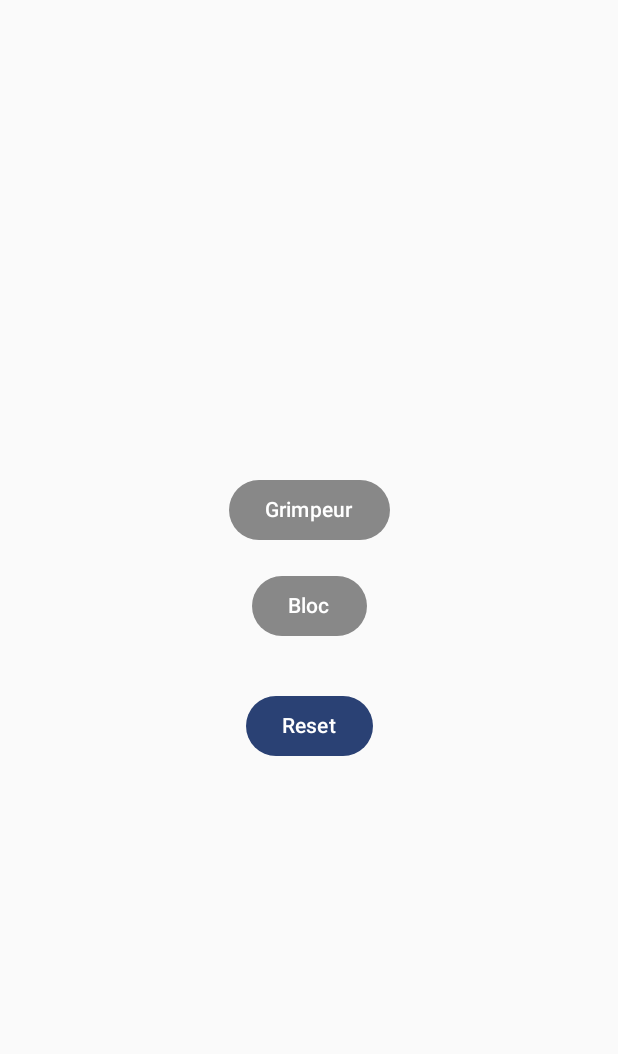
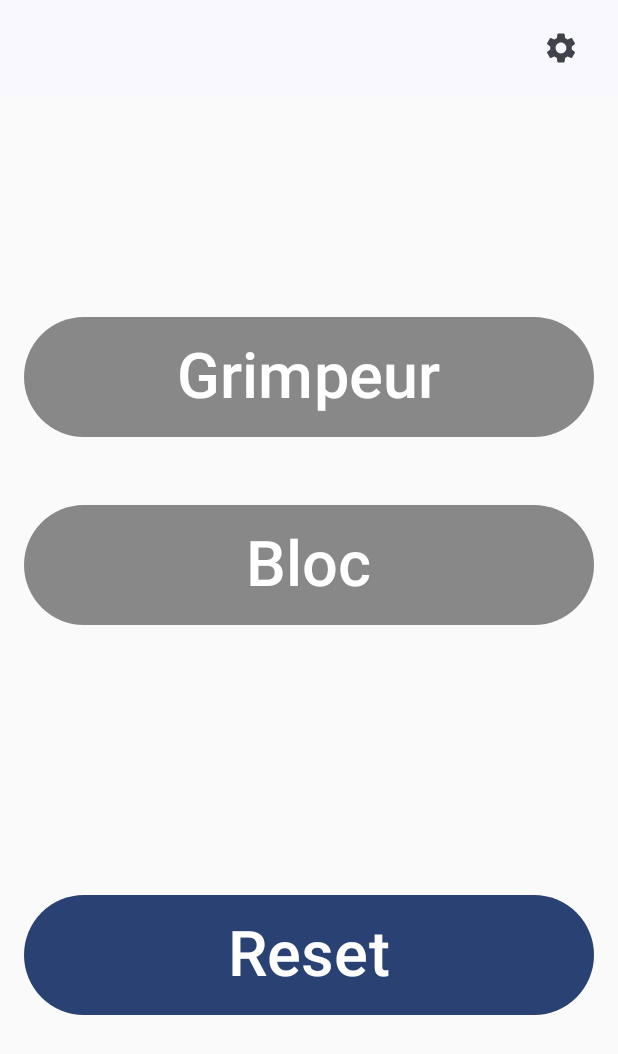
Before and after one commit to computingify/ClimbContest, an Android app built with Jetpack Compose: the screen it shows after launch (MainActivity), on a phone screen of 412 x 824 dp. Shown: the top 1054 px of the screen. Run offline under Robolectric (Android 15) with nearby library versions, the phone set to English and light mode, and no system bars; libraries missing offline, so code that uses them is left out: com.google.mlkit.vision; 2 statements that could not run were skipped.

Commit message:
Show the real climber name Increase button and text size Translate all the text in French Lock button on scan success

```diff
--- a/app/src/main/java/com/adn/dev/climbcontest/MainActivity.kt
+++ b/app/src/main/java/com/adn/dev/climbcontest/MainActivity.kt
@@ -1,5 +1,6 @@
 package com.adn.dev.climbcontest
 
+import SettingsScreen
 import android.os.Bundle
 import android.widget.Toast
 import androidx.activity.ComponentActivity
@@ -10,17 +11,29 @@ import androidx.compose.foundation.layout.Arrangement
 import androidx.compose.foundation.layout.Column
 import androidx.compose.foundation.layout.Spacer
 import androidx.compose.foundation.layout.fillMaxSize
+import androidx.compose.foundation.layout.fillMaxWidth
 import androidx.compose.foundation.layout.height
 import androidx.compose.foundation.layout.padding
+import androidx.compose.material.icons.Icons
+import androidx.compose.material.icons.filled.Settings
 import androidx.compose.material3.Button
+import androidx.compose.material3.ExperimentalMaterial3Api
+import androidx.compose.material3.Icon
+import androidx.compose.material3.IconButton
 import androidx.compose.material3.Text
+import androidx.compose.material3.TopAppBar
 import androidx.compose.runtime.Composable
 import androidx.compose.runtime.collectAsState
 import androidx.compose.runtime.getValue
+import androidx.compose.runtime.mutableStateOf
+import androidx.compose.runtime.remember
+import androidx.compose.runtime.setValue
 import androidx.compose.ui.Alignment
 import androidx.compose.ui.Modifier
 import androidx.compose.ui.graphics.Color
+import androidx.compose.ui.res.stringResource
 import androidx.compose.ui.unit.dp
+import androidx.compose.ui.unit.sp
 import com.adn.dev.climbcontest.ui.theme.ClimbContestTheme
 import com.google.mlkit.vision.barcode.common.Barcode
 import com.google.mlkit.vision.codescanner.GmsBarcodeScanner
@@ -41,10 +54,12 @@ import org.json.JSONObject
 import java.security.KeyStore
 import java.security.cert.CertificateFactory
 import java.security.cert.X509Certificate
-import java.util.UUID
 import javax.net.ssl.SSLContext
 import javax.net.ssl.TrustManagerFactory
 import javax.net.ssl.X509TrustManager
+import kotlin.random.Random
+
+const val RUN_ON_EMULATOR = 1
 
 class MainActivity : ComponentActivity() {
 
@@ -56,15 +71,42 @@ class MainActivity : ComponentActivity() {
         super.onCreate(savedInstanceState)
         enableEdgeToEdge()
 
+        // Load server address from shared preferences
+        mainViewModel.loadServerAddress(this)
+
         setContent {
             ClimbContestTheme {
+                AppContent(mainViewModel)
+            }
+        }
+
+    }
+
+    override fun onPause() {
+        super.onPause()
+        mainViewModel.saveServerAddress(this) // Save server address on pause
+    }
+
+    @Composable
+    fun AppContent(viewModel: MainViewModel) {
+        var isSettingsScreen by remember { mutableStateOf(false) }
+
+        if (isSettingsScreen) {
+            SettingsScreen(
+                currentAddress = viewModel.serverAddress.collectAsState().value,
+                onAddressChange = { newAddress ->
+                    viewModel.updateServerAddress(newAddress)
+                },
+                onBack = { isSettingsScreen = false }
+            )
+        } else {
             MainScreen(
                 viewModel = mainViewModel,
                 onScanClimber = { startScanning("climber") },
                 onScanBloc = { startScanning("bloc") },
-                    onReset = { mainViewModel.reset() }
+                onReset = { mainViewModel.reset() },
+                onOpenSettings = { isSettingsScreen = true }
             )
-            }
         }
 
         // Set the barcode format to detect only QR Code, and enable the automatic zoom
@@ -80,8 +122,10 @@ class MainActivity : ComponentActivity() {
     }
 
     private fun startScanning(scanType: String) {
-        handleScannedValue(scanType, "") // Todo: to be deleted
+        if (1 == RUN_ON_EMULATOR) {
+            handleScannedValue(scanType, "")
             return
+        }
         scanner.startScan()
             .addOnSuccessListener { barcode ->
                 val scannedValue = barcode.displayValue ?: "Unknown"
@@ -89,23 +133,31 @@ class MainActivity : ComponentActivity() {
             }
             .addOnFailureListener { e ->
                 e.printStackTrace()
-                Toast.makeText(this, "Failed to scan: ${e.message}", Toast.LENGTH_SHORT).show()
+                Toast.makeText(this,
+                    getString(R.string.failed_to_scan, e.message), Toast.LENGTH_SHORT).show()
             }
     }
 
     private fun handleScannedValue(scanType: String, scannedValue: String) {
         CoroutineScope(Dispatchers.IO).launch {
             var localScannedValue = scannedValue
-            // TODO: should be delete
+            if (("climber" == scanType && null == mainViewModel.climberId.value)
+                || ("bloc" == scanType && null == mainViewModel.blocId.value)
+            ) {
+                if (1 == RUN_ON_EMULATOR) {
                     when (scanType) {
                         "climber" -> {
-                    localScannedValue = "Adrien Jouve"
+                            localScannedValue = (1..84).random().toString()
                         }
+
                         "bloc" -> {
-                    localScannedValue = (1..20).random().toString()
+                            localScannedValue = (Random.nextInt(
+                                from = 'A'.code,
+                                until = 'N'.code + 1
+                            )).toChar() + (1..5).random().toString()
                         }
                     }
-            // TODO: delete to here
+                }
                 val isAccepted = sendToServer(scanType, localScannedValue, mainViewModel.uuid.value)
                 withContext(Dispatchers.Main) {
                     if (isAccepted) {
@@ -113,17 +165,35 @@ class MainActivity : ComponentActivity() {
                             "climber" -> mainViewModel.setClimberId(localScannedValue)
                             "bloc" -> mainViewModel.setBlocId(localScannedValue)
                         }
-                    Toast.makeText(this@MainActivity, "$scanType ID $localScannedValue accepted", Toast.LENGTH_SHORT).show()
+                        Toast.makeText(
+                            this@MainActivity,
+                            getString(R.string.id_accepted, scanType, localScannedValue),
+                            Toast.LENGTH_SHORT
+                        ).show()
                         checkCompletion()
                     } else {
-                    Toast.makeText(this@MainActivity, "$scanType ID $localScannedValue rejected. Please scan again.", Toast.LENGTH_SHORT).show()
+                        Toast.makeText(
+                            this@MainActivity,
+                            getString(
+                                R.string.id_rejected_please_scan_again,
+                                scanType,
+                                localScannedValue
+                            ),
+                            Toast.LENGTH_SHORT
+                        ).show()
+                    }
                 }
             }
         }
     }
 
     private fun sendToServer(scanType: String, scannedValue: String, uuid: String): Boolean {
-        val url = "https://10.0.2.2:5007/api/v1/contest/$scanType"
+        var url = ""
+        if (1 == RUN_ON_EMULATOR) {
+            url = "https://10.0.2.2:5007/api/v1/contest/$scanType"
+        } else {
+            url = "https://${mainViewModel.serverAddress.value}:5007/api/v1/contest/$scanType"
+        }
 
         // Create JSON payload
         val payload = JSONObject().apply {
@@ -148,16 +218,33 @@ class MainActivity : ComponentActivity() {
                 if (response.isSuccessful) {
                     val responseBody = response.body?.string()
                     responseBody?.let {
-                        // Parse the response and check for "true" in response
-                        JSONObject(it).optBoolean("success", false)
+                        try {
+                            val jsonResponse = JSONObject(it)
+                            val isSuccess = jsonResponse.optBoolean("success", false)
+                            if (isSuccess) {
+                                // Extract the "id" value from the response
+                                val id = jsonResponse.optString("id", "")
+                                if (id != "") {
+                                    when (scanType) {
+                                        "climber" -> mainViewModel.setClimberName(id)
+                                        "bloc" -> mainViewModel.setBlocName(id)
+                                    }
+                                }
+                            }
+                            isSuccess
+                        } catch (jsonException: Exception) {
+                            println("JSON parsing error: ${jsonException.message}")
+                            false
+                        }
                     } ?: false
                 } else {
-                    false // Handle unsuccessful response
+                    println("HTTP request failed with code: ${response.code}")
+                    false
                 }
             }
-        } catch (e: Exception) {
-            e.printStackTrace()
-            false // Handle exceptions (e.g., network errors)
+        } catch (networkException: Exception) {
+            println("Network error: ${networkException.message}")
+            false
         }
     }
 
@@ -193,7 +280,8 @@ class MainActivity : ComponentActivity() {
 
     private suspend fun checkCompletion() {
         if (mainViewModel.climberId.value != null && mainViewModel.blocId.value != null) {
-            Toast.makeText(this, "Climber and Bloc successfully registered.",Toast.LENGTH_SHORT).show()
+            Toast.makeText(this,
+                getString(R.string.climber_and_bloc_successfully_registered),Toast.LENGTH_SHORT).show()
 
             delay(2000)
             // Reset state and generate new couple ID
@@ -202,69 +290,93 @@ class MainActivity : ComponentActivity() {
     }
 }
 
+@OptIn(ExperimentalMaterial3Api::class)
 @Composable
 fun MainScreen(viewModel: MainViewModel,
                onScanClimber: () -> Unit,
                onScanBloc: () -> Unit,
-               onReset: () -> Unit) {
+               onReset: () -> Unit,
+               onOpenSettings: () -> Unit) {
+
+    val spacer_size = 45
+    val button_size = 80
+    val button_text_size = 42
+    val button_info_space_size = 8
+    val info_text_size = 20
 
     val climberId by viewModel.climberId.collectAsState()
+    val climberName by viewModel.climberName.collectAsState()
     val blocId by viewModel.blocId.collectAsState()
+    val blocName by viewModel.blocName.collectAsState()
 
     val climberButtonColor = if (climberId != null) Color.Green else Color.Gray
     val blocButtonColor = if (blocId != null) Color.Green else Color.Gray
 
-    Column(modifier = Modifier.fillMaxSize().padding(16.dp),
-           verticalArrangement = Arrangement.Center,
-           horizontalAlignment = Alignment.CenterHorizontally) {
-        Button(
-            onClick = {
-                viewModel.isClimberButtonEnabled.value = false
-                CoroutineScope(Dispatchers.IO).launch {
-                    onScanClimber()
-                    withContext(Dispatchers.Main) {
-                        viewModel.isClimberButtonEnabled.value = true
+    Column(modifier = Modifier.fillMaxSize()) {
+        TopAppBar(
+            title = { Text("") },
+            actions = {
+                IconButton(
+                    onClick = onOpenSettings,
+                    modifier = Modifier.padding(end = 10.dp)
+                ) {
+                    Icon(
+                        imageVector = Icons.Default.Settings,
+                        contentDescription = "Open Settings"
+                    )
                 }
             }
-            },
-            enabled = viewModel.isClimberButtonEnabled.value,
-            colors = androidx.compose.material3.ButtonDefaults.buttonColors(containerColor = climberButtonColor)) {
-            Text("Grimpeur")
+        )
+
+        Column(
+            modifier = Modifier
+                .fillMaxSize()
+                .padding(16.dp),
+            verticalArrangement = Arrangement.Center,
+            horizontalAlignment = Alignment.CenterHorizontally
+        ) {
+            Button(
+                onClick = onScanClimber,
+                colors = androidx.compose.material3.ButtonDefaults.buttonColors(containerColor = climberButtonColor),
+                modifier = Modifier
+                    .height(button_size.dp) // Set button height
+                    .fillMaxWidth() // Make the button take full width
+            ) {
+                Text(stringResource(R.string.climber), fontSize = button_text_size.sp)
             }
 
-        if (climberId != null) {
-            Spacer(modifier = Modifier.height(8.dp))
-            Text(text = "Climber ID: $climberId")
+            if (climberName != null) {
+                Spacer(modifier = Modifier.height(button_info_space_size.dp))
+                Text(stringResource(R.string.climber) + ": $climberName", fontSize = info_text_size.sp)
             }
 
-        Spacer(modifier = Modifier.height(16.dp))
+            Spacer(modifier = Modifier.height(spacer_size.dp))
 
             Button(
-            onClick = {
-                viewModel.isBlocButtonEnabled.value = false
-                CoroutineScope(Dispatchers.IO).launch {
-                    onScanBloc()
-                    withContext(Dispatchers.Main) {
-                        viewModel.isBlocButtonEnabled.value = true
-                    }
-                }
-            },
-            enabled = viewModel.isBlocButtonEnabled.value,
-            colors = androidx.compose.material3.ButtonDefaults.buttonColors(containerColor = blocButtonColor)) {
-            Text("Bloc")
+                onClick = onScanBloc,
+                colors = androidx.compose.material3.ButtonDefaults.buttonColors(containerColor = blocButtonColor),
+                modifier = Modifier
+                    .height(button_size.dp) // Set button height
+                    .fillMaxWidth() // Make the button take full width
+            ) {
+                Text(stringResource(R.string.block), fontSize = button_text_size.sp)
             }
 
-        Spacer(modifier = Modifier.height(16.dp))
-
-        if (blocId != null) {
-            Spacer(modifier = Modifier.height(8.dp))
-            Text(text = "Bloc ID: $blocId")
+            if (blocName != null) {
+                Spacer(modifier = Modifier.height(button_info_space_size.dp))
+                Text(stringResource(R.string.block) + ": $blocName", fontSize = info_text_size.sp)
             }
 
-        Spacer(modifier = Modifier.height(16.dp))
+            Spacer(modifier = Modifier.height((spacer_size*4).dp))
 
-        Button(onClick = onReset) {
-            Text("Reset")
+            Button(
+                onClick = onReset,
+                modifier = Modifier
+                    .height(button_size.dp) // Set button height
+                    .fillMaxWidth() // Make the button take full width
+            ) {
+                Text(stringResource(R.string.reset), fontSize = button_text_size.sp)
             }
         }
     }
+}
--- a/app/src/main/java/com/adn/dev/climbcontest/MainViewModel.kt
+++ b/app/src/main/java/com/adn/dev/climbcontest/MainViewModel.kt
@@ -1,5 +1,6 @@
 package com.adn.dev.climbcontest
 
+import android.content.Context
 import androidx.compose.runtime.mutableStateOf
 import androidx.lifecycle.ViewModel
 import kotlinx.coroutines.flow.MutableStateFlow
@@ -7,29 +8,62 @@ import kotlinx.coroutines.flow.StateFlow
 import java.util.UUID
 
 class MainViewModel : ViewModel() {
-    var isClimberButtonEnabled = mutableStateOf(true)
-    var isBlocButtonEnabled = mutableStateOf(true)
+    private val _serverAddress = MutableStateFlow("192.168.245.79")
+    val serverAddress: StateFlow<String> = _serverAddress
 
     private val _climberId = MutableStateFlow<String?>(null)
     val climberId: StateFlow<String?> = _climberId
 
+    private val _climberName = MutableStateFlow<String?>(null)
+    val climberName: StateFlow<String?> = _climberName
+
     private val _blocId = MutableStateFlow<String?>(null)
     val blocId: StateFlow<String?> = _blocId
+
+    private val _blocName = MutableStateFlow<String?>(null)
+    val blocName: StateFlow<String?> = _blocName
 
     private val _uuid = MutableStateFlow<String>(UUID.randomUUID().toString())
     val uuid: StateFlow<String> = _uuid
 
+    fun updateServerAddress(newAddress: String) {
+        _serverAddress.value = newAddress
+    }
+
+    fun loadServerAddress(context: Context) {
+        val sharedPrefs = context.getSharedPreferences("AppPrefs", Context.MODE_PRIVATE)
+        _serverAddress.value = sharedPrefs.getString("BASE_URL", _serverAddress.value) ?: _serverAddress.value
+    }
+
+    fun saveServerAddress(context: Context) {
+        val sharedPrefs = context.getSharedPreferences("AppPrefs", Context.MODE_PRIVATE)
+        with(sharedPrefs.edit()) {
+            putString("BASE_URL", _serverAddress.value)
+            apply()
+        }
+    }
+
     fun setClimberId(id: String?) {
         _climberId.value = id
+    }
+
+    fun setClimberName(id: String?) {
+        _climberName.value = id
     }
 
     fun setBlocId(id: String?) {
         _blocId.value = id
     }
 
+    fun setBlocName(id: String?) {
+        _blocName.value = id
+    }
+
     fun reset() {
         _climberId.value = null
+        _climberName.value = null
         _blocId.value = null
+        _blocName.value = null
         _uuid.value = UUID.randomUUID().toString()
     }
 }
--- /dev/null
+++ b/app/src/main/res/values/strings_fr.xml
@@ -0,0 +1,10 @@
+<?xml version="1.0" encoding="utf-8"?>
+<resources>
+    <string name="climber">Grimpeur</string>
+    <string name="block">Bloc</string>
+    <string name="reset">Reset</string>
+    <string name="failed_to_scan">Problème de scan: %1$s</string>
+    <string name="id_accepted">%1$s Identifiant %2$s valide</string>
+    <string name="id_rejected_please_scan_again">%1$s Identifiant %2$s incorrect. Recommencez.</string>
+    <string name="climber_and_bloc_successfully_registered">Validé</string>
+</resources>
```
Also changed, not shown: app/src/main/java/com/adn/dev/climbcontest/SettingsScreen.kt (added, +46 -0 lines). Lines whose indentation alone changed are shown as unchanged.
